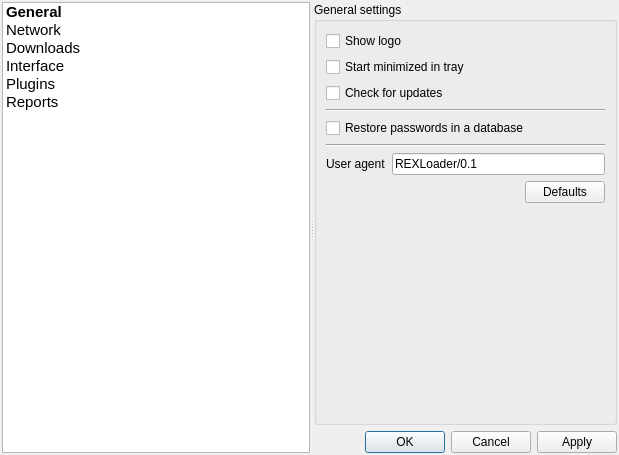
Before: the Qt Designer form REXLoader/settingsdialog.ui in RA9OAJ/rexloader, drawn with Qt 5.
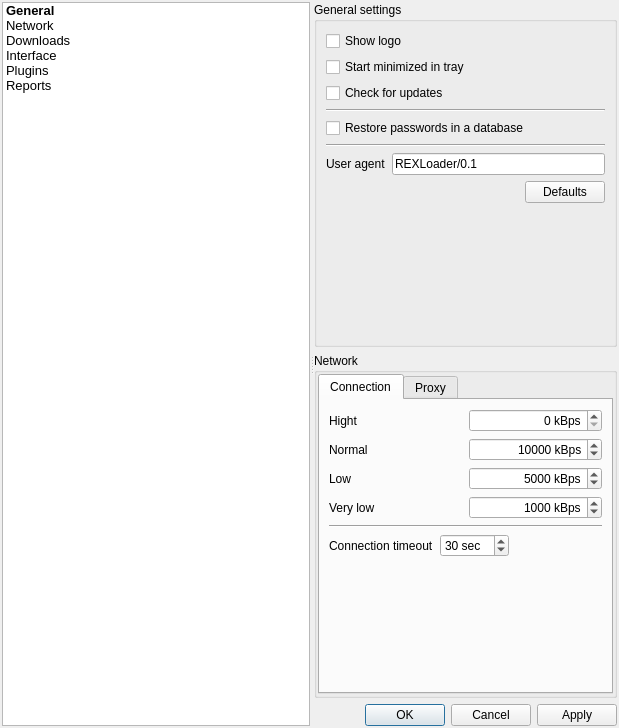
After: the same form once the commit is applied.

Commit message: Промежуточная фиксация при разработке диалога настройки программы.

```diff
--- a/REXLoader/settingsdialog.ui
+++ b/REXLoader/settingsdialog.ui
@@ -7,7 +7,7 @@
     <x>0</x>
     <y>0</y>
     <width>619</width>
-    <height>455</height>
+    <height>728</height>
    </rect>
   </property>
   <property name="windowTitle">
@@ -29,7 +29,7 @@
        </property>
        <property name="font">
         <font>
-         <pointsize>11</pointsize>
+         <pointsize>10</pointsize>
          <weight>75</weight>
          <bold>true</bold>
         </font>
@@ -44,7 +44,7 @@
        </property>
        <property name="font">
         <font>
-         <pointsize>11</pointsize>
+         <pointsize>10</pointsize>
         </font>
        </property>
        <property name="flags">
@@ -57,7 +57,7 @@
        </property>
        <property name="font">
         <font>
-         <pointsize>11</pointsize>
+         <pointsize>10</pointsize>
         </font>
        </property>
        <property name="flags">
@@ -70,7 +70,7 @@
        </property>
        <property name="font">
         <font>
-         <pointsize>11</pointsize>
+         <pointsize>10</pointsize>
         </font>
        </property>
        <property name="flags">
@@ -83,7 +83,7 @@
        </property>
        <property name="font">
         <font>
-         <pointsize>11</pointsize>
+         <pointsize>10</pointsize>
         </font>
        </property>
        <property name="flags">
@@ -96,7 +96,7 @@
        </property>
        <property name="font">
         <font>
-         <pointsize>11</pointsize>
+         <pointsize>10</pointsize>
         </font>
        </property>
        <property name="flags">
@@ -204,7 +204,7 @@
             <property name="sizeHint" stdset="0">
              <size>
               <width>20</width>
-              <height>203</height>
+              <height>50</height>
              </size>
             </property>
            </spacer>
@@ -212,6 +212,211 @@
          </layout>
         </widget>
        </item>
+       <item>
+        <widget class="QGroupBox" name="networkBox">
+         <property name="title">
+          <string>Network</string>
+         </property>
+         <layout class="QVBoxLayout" name="verticalLayout_4">
+          <property name="margin">
+           <number>1</number>
+          </property>
+          <item>
+           <widget class="QTabWidget" name="tabWidget">
+            <property name="currentIndex">
+             <number>0</number>
+            </property>
+            <widget class="QWidget" name="connectionTab">
+             <attribute name="title">
+              <string>Connection</string>
+             </attribute>
+             <layout class="QVBoxLayout" name="verticalLayout_5">
+              <item>
+               <layout class="QHBoxLayout" name="horizontalLayout_3">
+                <item>
+                 <widget class="QLabel" name="label_2">
+                  <property name="text">
+                   <string>Hight</string>
+                  </property>
+                 </widget>
+                </item>
+                <item>
+                 <widget class="QSpinBox" name="spinHight">
+                  <property name="alignment">
+                   <set>Qt::AlignRight|Qt::AlignTrailing|Qt::AlignVCenter</set>
+                  </property>
+                  <property name="buttonSymbols">
+                   <enum>QAbstractSpinBox::UpDownArrows</enum>
+                  </property>
+                  <property name="suffix">
+                   <string> kBps</string>
+                  </property>
+                  <property name="maximum">
+                   <number>500000</number>
+                  </property>
+                 </widget>
+                </item>
+               </layout>
+              </item>
+              <item>
+               <layout class="QHBoxLayout" name="horizontalLayout_4">
+                <item>
+                 <widget class="QLabel" name="label_3">
+                  <property name="text">
+                   <string>Normal</string>
+                  </property>
+                 </widget>
+                </item>
+                <item>
+                 <widget class="QSpinBox" name="spinNormal">
+                  <property name="alignment">
+                   <set>Qt::AlignRight|Qt::AlignTrailing|Qt::AlignVCenter</set>
+                  </property>
+                  <property name="buttonSymbols">
+                   <enum>QAbstractSpinBox::UpDownArrows</enum>
+                  </property>
+                  <property name="suffix">
+                   <string> kBps</string>
+                  </property>
+                  <property name="maximum">
+                   <number>500000</number>
+                  </property>
+                  <property name="value">
+                   <number>10000</number>
+                  </property>
+                 </widget>
+                </item>
+               </layout>
+              </item>
+              <item>
+               <layout class="QHBoxLayout" name="horizontalLayout_5">
+                <item>
+                 <widget class="QLabel" name="label_4">
+                  <property name="text">
+                   <string>Low</string>
+                  </property>
+                 </widget>
+                </item>
+                <item>
+                 <widget class="QSpinBox" name="spinLow">
+                  <property name="alignment">
+                   <set>Qt::AlignRight|Qt::AlignTrailing|Qt::AlignVCenter</set>
+                  </property>
+                  <property name="buttonSymbols">
+                   <enum>QAbstractSpinBox::UpDownArrows</enum>
+                  </property>
+                  <property name="suffix">
+                   <string> kBps</string>
+                  </property>
+                  <property name="maximum">
+                   <number>500000</number>
+                  </property>
+                  <property name="value">
+                   <number>5000</number>
+                  </property>
+                 </widget>
+                </item>
+               </layout>
+              </item>
+              <item>
+               <layout class="QHBoxLayout" name="horizontalLayout_6">
+                <item>
+                 <widget class="QLabel" name="label_5">
+                  <property name="text">
+                   <string>Very low</string>
+                  </property>
+                 </widget>
+                </item>
+                <item>
+                 <widget class="QSpinBox" name="spinVLow">
+                  <property name="alignment">
+                   <set>Qt::AlignRight|Qt::AlignTrailing|Qt::AlignVCenter</set>
+                  </property>
+                  <property name="buttonSymbols">
+                   <enum>QAbstractSpinBox::UpDownArrows</enum>
+                  </property>
+                  <property name="suffix">
+                   <string> kBps</string>
+                  </property>
+                  <property name="maximum">
+                   <number>500000</number>
+                  </property>
+                  <property name="value">
+                   <number>1000</number>
+                  </property>
+                 </widget>
+                </item>
+               </layout>
+              </item>
+              <item>
+               <widget class="Line" name="line_3">
+                <property name="orientation">
+                 <enum>Qt::Horizontal</enum>
+                </property>
+               </widget>
+              </item>
+              <item>
+               <layout class="QHBoxLayout" name="horizontalLayout_7">
+                <item>
+                 <widget class="QLabel" name="label_6">
+                  <property name="text">
+                   <string>Connection timeout</string>
+                  </property>
+                 </widget>
+                </item>
+                <item>
+                 <widget class="QSpinBox" name="spinBox">
+                  <property name="suffix">
+                   <string> sec</string>
+                  </property>
+                  <property name="maximum">
+                   <number>600</number>
+                  </property>
+                  <property name="value">
+                   <number>30</number>
+                  </property>
+                 </widget>
+                </item>
+                <item>
+                 <spacer name="horizontalSpacer_2">
+                  <property name="orientation">
+                   <enum>Qt::Horizontal</enum>
+                  </property>
+                  <property name="sizeHint" stdset="0">
+                   <size>
+                    <width>40</width>
+                    <height>20</height>
+                   </size>
+                  </property>
+                 </spacer>
+                </item>
+               </layout>
+              </item>
+              <item>
+               <spacer name="verticalSpacer_2">
+                <property name="orientation">
+                 <enum>Qt::Vertical</enum>
+                </property>
+                <property name="sizeHint" stdset="0">
+                 <size>
+                  <width>20</width>
+                  <height>40</height>
+                 </size>
+                </property>
+               </spacer>
+              </item>
+             </layout>
+            </widget>
+            <widget class="QWidget" name="proxyTab">
+             <attribute name="title">
+              <string>Proxy</string>
+             </attribute>
+            </widget>
+           </widget>
+          </item>
+         </layout>
+        </widget>
+       </item>
        <item>
         <widget class="QDialogButtonBox" name="buttonBox">
          <property name="standardButtons">
```
Left out of the diff: 5 changed lines with no effect on the pictures. The commit also changes 1 other file.
